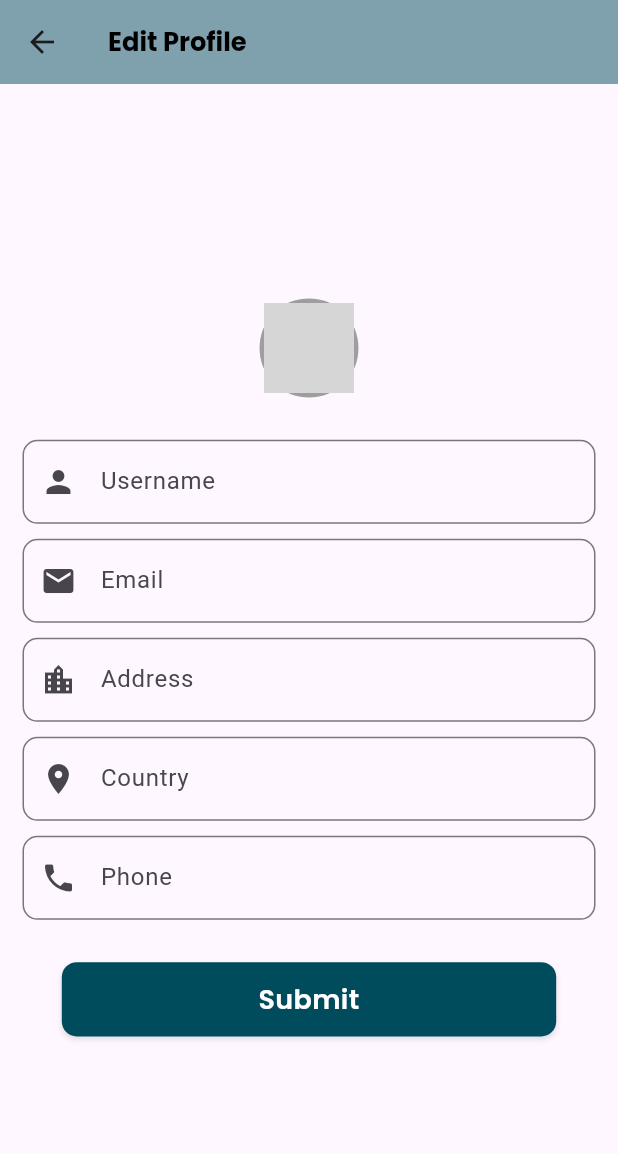
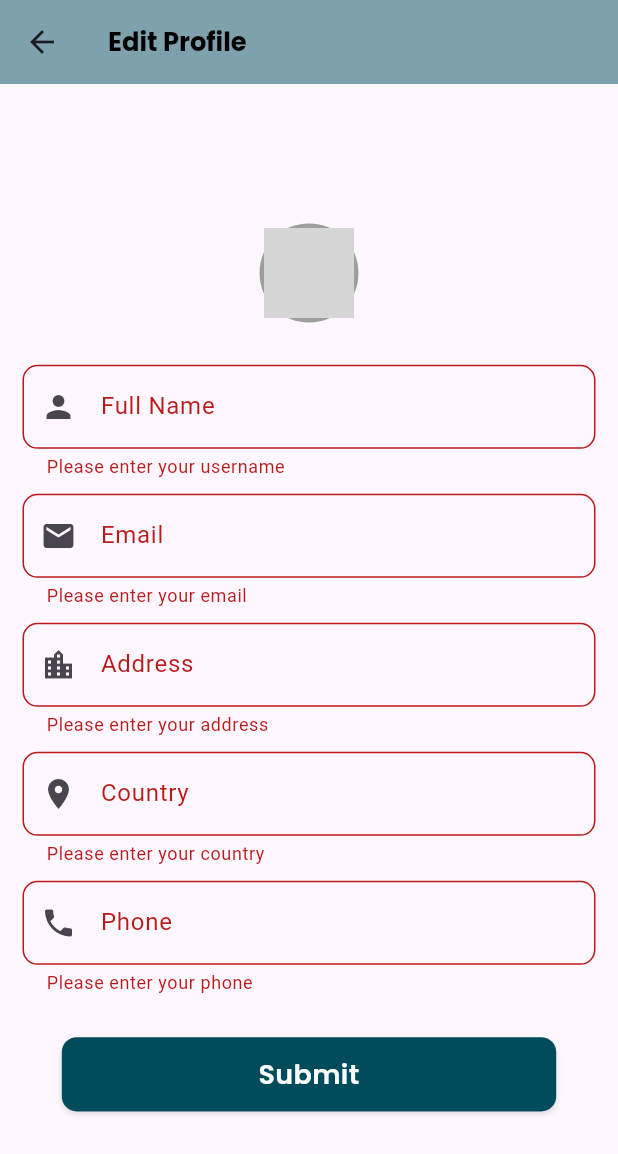
Before and after one commit to ErikBerryl0930/front-end-tripify, a Flutter app: the EditProfileScreen screen opened directly, after a tap on "Submit", on a phone screen of 412 x 824 dp. Shown: the top 1154 px of the screen. Run offline on Flutter 3.47's test engine with Material 3 defaults, Android fonts, the phone set to English and light mode, and no system bars; our stand-ins replace after_layout, awesome_dialog, flutter_svg, google_fonts, shared_preferences; accounts and stored records are empty; network calls fail; grey boxes are pictures that could not be loaded.

Commit message:
profile update

```diff
--- a/lib/views/profile/edit_profile_screen.dart
+++ b/lib/views/profile/edit_profile_screen.dart
@@ -3,6 +3,9 @@ import 'dart:convert';
 import 'package:flutter/material.dart';
 import 'package:google_fonts/google_fonts.dart';
 import 'package:http/http.dart' as http;
+import 'package:tripify_app/functions/function_post.dart';
+import 'package:tripify_app/functions/navigation_services.dart';
+import 'package:tripify_app/views/home/section_profile.dart';
 
 import '../../customs/button_custom.dart';
 import '../../functions/function_get.dart';
@@ -47,6 +50,28 @@ class _EditProfileScreenState extends State<EditProfileScreen> {
     }
   }
 
+  Future<void> _updateUserData(String fullname, String email, String address,
+      String country, String phone) async {
+    try {
+      Map<String, String> data = {
+        'fullname': fullname,
+        'email': email,
+        'address': address,
+        'country': country,
+        'phone': phone
+      };
+
+      String? token = await TokenManager.getToken();
+
+      http.Response response = await updateProfile(data, token);
+      if (response.statusCode == 200) {
+        await NavigationServices.pushReplacement(const SectionProfile());
+      }
+    } catch (e) {
+      print('Error $e');
+    }
+  }
+
   @override
   Widget build(BuildContext context) {
     var width = MediaQuery.of(context).size.width;
@@ -87,7 +112,7 @@ class _EditProfileScreenState extends State<EditProfileScreen> {
               controller: _usernameController,
               keyboardType: TextInputType.text,
               decoration: InputDecoration(
-                labelText: 'Username',
+                labelText: 'Full Name',
                 prefixIcon: const Icon(Icons.person),
                 border: OutlineInputBorder(
                   borderRadius: BorderRadius.circular(10.0),
@@ -169,7 +194,18 @@ class _EditProfileScreenState extends State<EditProfileScreen> {
               },
             ),
             SizedBox(height: 0.01 * height),
-            ButtonCustom(text: 'Submit', onPressed: () async {}),
+            ButtonCustom(
+                text: 'Submit',
+                onPressed: () async {
+                  if (_formKey.currentState!.validate()) {
+                    _updateUserData(
+                        _usernameController.text,
+                        _emailController.text,
+                        _addressController.text,
+                        _countryController.text,
+                        _phoneController.text);
+                  }
+                }),
           ]
               .map((widget) => Padding(
                     padding: const EdgeInsets.only(
```
Also changed, not shown: lib/functions/function_post.dart (+12 -0 lines).
